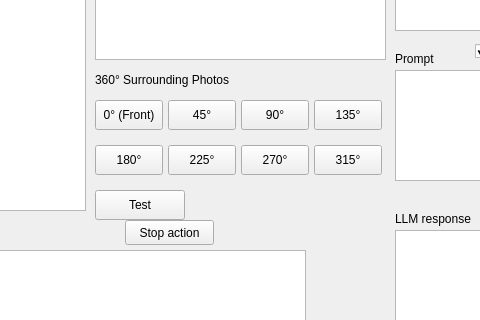
Old version of the form Server/Kebbi/mainwindow.ui in the repository yangchihyuan/RobotNurseHelper; both pictures show x 375 to 855 and y 370 to 690 of the 1126 by 857 pixel window.
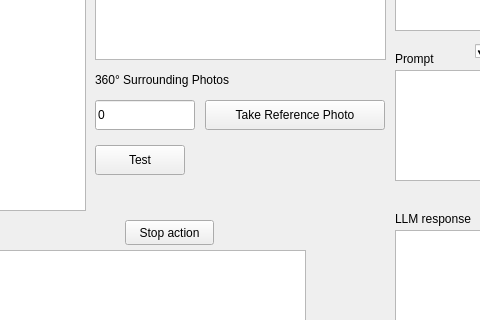
New version of the form.

What changed in the file:
```diff
--- a/Server/Kebbi/mainwindow.ui
+++ b/Server/Kebbi/mainwindow.ui
@@ -398,115 +398,40 @@
       <string>360° Surrounding Photos</string>
      </property>
     </widget>
-    <widget class="QPushButton" name="pushButton_photo_0">
+    <widget class="QLineEdit" name="lineEdit_photo_angle">
       <property name="geometry">
        <rect>
         <x>470</x>
         <y>470</y>
-        <width>68</width>
+       <width>100</width>
         <height>30</height>
        </rect>
       </property>
       <property name="text">
-       <string>0° (Front)</string>
-      </property>
-     </widget>
-     <widget class="QPushButton" name="pushButton_photo_45">
-      <property name="geometry">
-       <rect>
-        <x>543</x>
-        <y>470</y>
-        <width>68</width>
-        <height>30</height>
-       </rect>
-      </property>
-      <property name="text">
-       <string>45°</string>
-      </property>
-     </widget>
-     <widget class="QPushButton" name="pushButton_photo_90">
+      <string>0</string>
+     </property>
+     <property name="placeholderText">
+      <string>Angle (e.g. 90)</string>
+     </property>
+    </widget>
+    <widget class="QPushButton" name="pushButton_take_photo">
       <property name="geometry">
        <rect>
-        <x>616</x>
+       <x>580</x>
         <y>470</y>
-        <width>68</width>
+       <width>180</width>
         <height>30</height>
        </rect>
       </property>
       <property name="text">
-       <string>90°</string>
-      </property>
-     </widget>
-     <widget class="QPushButton" name="pushButton_photo_135">
-      <property name="geometry">
-       <rect>
-        <x>689</x>
-        <y>470</y>
-        <width>68</width>
-        <height>30</height>
-       </rect>
-      </property>
-      <property name="text">
-       <string>135°</string>
-      </property>
-     </widget>
-     <widget class="QPushButton" name="pushButton_photo_180">
-      <property name="geometry">
-       <rect>
-        <x>470</x>
-        <y>515</y>
-        <width>68</width>
-        <height>30</height>
-       </rect>
-      </property>
-      <property name="text">
-       <string>180°</string>
-      </property>
-     </widget>
-     <widget class="QPushButton" name="pushButton_photo_225">
-      <property name="geometry">
-       <rect>
-        <x>543</x>
-        <y>515</y>
-        <width>68</width>
-        <height>30</height>
-       </rect>
-      </property>
-      <property name="text">
-       <string>225°</string>
-      </property>
-     </widget>
-     <widget class="QPushButton" name="pushButton_photo_270">
-      <property name="geometry">
-       <rect>
-        <x>616</x>
-        <y>515</y>
-        <width>68</width>
-        <height>30</height>
-       </rect>
-      </property>
-      <property name="text">
-       <string>270°</string>
-      </property>
-     </widget>
-     <widget class="QPushButton" name="pushButton_photo_315">
-      <property name="geometry">
-       <rect>
-        <x>689</x>
-        <y>515</y>
-        <width>68</width>
-        <height>30</height>
-       </rect>
-      </property>
-      <property name="text">
-       <string>315°</string>
+      <string>Take Reference Photo</string>
       </property>
      </widget>
      <widget class="QPushButton" name="pushButton_test">
       <property name="geometry">
        <rect>
         <x>470</x>
-        <y>560</y>
+       <y>515</y>
         <width>90</width>
         <height>30</height>
        </rect>
```
Lines whose indentation alone changed are shown as unchanged.
